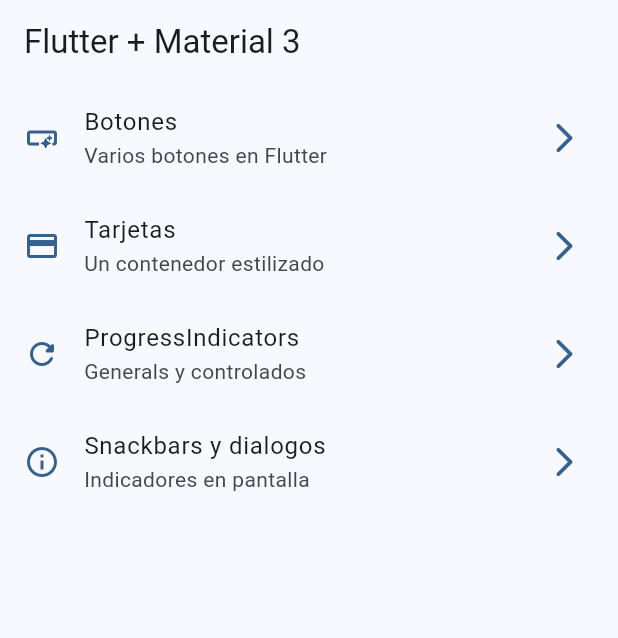
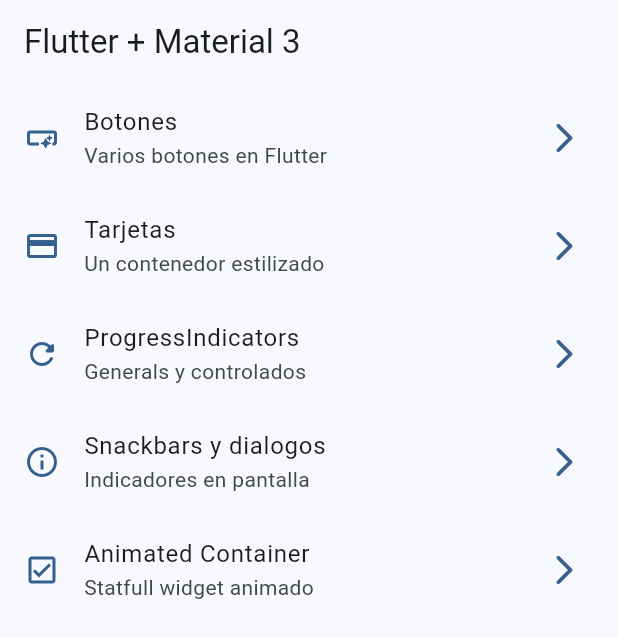
Before and after one commit to juancjr99/widgets_app, a Flutter app: the screen it shows after launch, on a phone screen of 412 x 824 dp. Shown: the top 638 px of the screen. Run offline on Flutter 3.47's test engine with Material 3 defaults, Android fonts, the phone set to English and light mode, and no system bars; our stand-ins replace go_router.

Commit message:
animated container terminado

```diff
--- a/lib/config/theme/menu/manu_items.dart
+++ b/lib/config/theme/menu/manu_items.dart
@@ -43,4 +43,11 @@ const appMenuItems = <MenuItem>[
     icon: Icons.info_outline,
   ),
 
+  MenuItem(
+    title: 'Animated Container',
+    subTitle: 'Statfull widget animado',
+    link: '/animated',
+    icon: Icons.check_box_outlined,
+  ),
+
 ];
--- a/lib/config/theme/router/app_router.dart
+++ b/lib/config/theme/router/app_router.dart
@@ -36,5 +36,11 @@ final appRouter = GoRouter(
       name: SnackbarScreen.name,
       builder: (context, state) => SnackbarScreen(),
     ),
+
+    GoRoute(
+      path: '/animated',
+      name: AnimatedScreen.name,
+      builder: (context, state) => AnimatedScreen(),
+    ),
   ],
 );
```
Also changed, not shown: lib/presentation/screens/animated/animated_screen.dart (+54 -2 lines).
